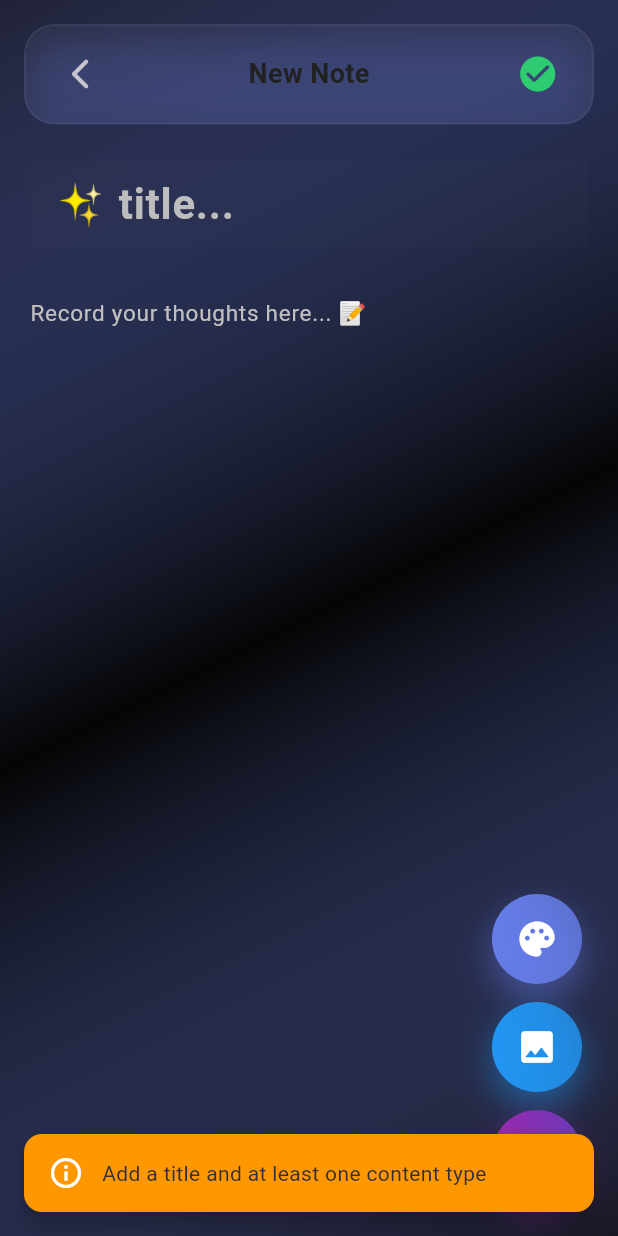
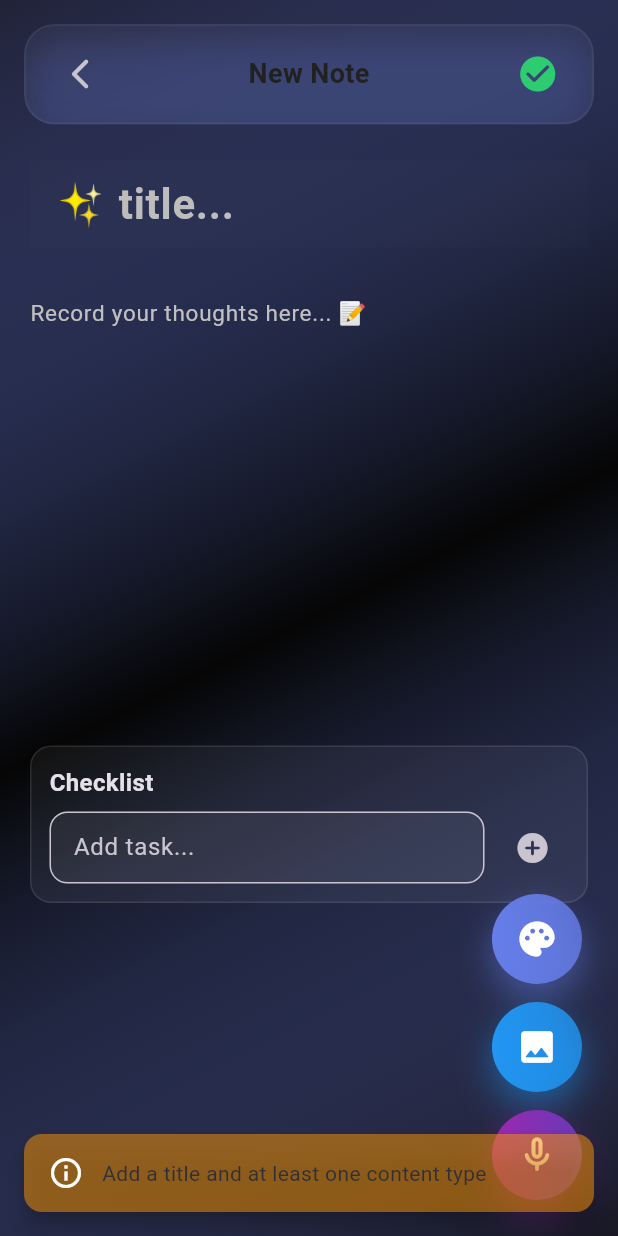
Before and after one commit to moaz-nassef/memory_notes, a Flutter app: the AddNoteScreen screen opened by its route, after a tap on the "check circle" icon, on a phone screen of 412 x 824 dp. Run offline on Flutter 3.47's test engine with Material 3 defaults, Android fonts, the phone set to English and light mode, and no system bars; our stand-ins replace audioplayers, hive, hive_flutter, image_picker, permission_handler; missing offline and left inert: record; accounts and stored records are empty; generated files the repository leaves out were written again.

Commit message:
check list add widget

```diff
--- a/lib/main.dart
+++ b/lib/main.dart
@@ -2,7 +2,7 @@ import 'package:flutter/material.dart';
 import 'package:hive/hive.dart';
 import 'package:hive_flutter/adapters.dart';
 import 'package:memory_notes/app_router.dart';
-import 'package:memory_notes/models/note_model.dart';
+import 'package:memory_notes/models/Note_Model.dart';
 
 void main() async {
   WidgetsFlutterBinding.ensureInitialized();
--- a/lib/models/Note_Model.dart
+++ b/lib/models/Note_Model.dart
@@ -1,7 +1,7 @@
 import 'task_model.dart';
 import 'package:hive/hive.dart';
 
-part 'note_model.g.dart';
+part  'Note_Model.g.dart';
 
 enum NoteType { text, image, audio, checklist, mixed }
 
@@ -84,7 +84,13 @@ class NoteModel extends HiveObject {
       createdAt: createdAt ?? this.createdAt,
       color: color ?? this.color,
       audioDurationMs: audioDurationMs ?? this.audioDurationMs,
-      checklist: checklist ?? this.checklist,
+
+      checklist:
+          checklist != null
+              ? checklist
+                  .map((e) => TaskModel(title: e['title'], isDone: e['isDone']))
+                  .toList()
+              : this.checklist,
     );
   }
 }
--- a/lib/views/home/Home_page_notesView.dart
+++ b/lib/views/home/Home_page_notesView.dart
@@ -3,7 +3,7 @@ import 'package:hive/hive.dart';
 import 'package:hive_flutter/adapters.dart';
 import 'package:memory_notes/app_router.dart';
 import 'package:memory_notes/manager/audio_recorder_file_helper.dart';
-import 'package:memory_notes/models/note_model.dart';
+import 'package:memory_notes/models/Note_Model.dart';
 import 'package:memory_notes/views/home/Header.dart';
 import 'package:memory_notes/views/home/note_card.dart';
 import 'package:memory_notes/views/presentation/add_note/add_note_screen.dart';
--- a/lib/views/home/note_card.dart
+++ b/lib/views/home/note_card.dart
@@ -1,5 +1,5 @@
 import 'package:flutter/material.dart';
-import 'package:memory_notes/models/note_model.dart';
+import 'package:memory_notes/models/Note_Model.dart';
 import 'package:memory_notes/views/presentation/checList/build_Checklist_widget.dart';
 import 'package:memory_notes/views/presentation/common/audio/Audio%20Player%20Widget.dart';
 import 'package:memory_notes/views/presentation/common/image/widget%20image.dart';
--- a/lib/views/presentation/add_note/add_note_screen.dart
+++ b/lib/views/presentation/add_note/add_note_screen.dart
@@ -4,7 +4,8 @@ import 'dart:io';
 import 'package:flutter/material.dart';
 import 'package:memory_notes/manager/audio_recorder_controller.dart';
 import 'package:memory_notes/manager/audio_recorder_file_helper.dart';
-import 'package:memory_notes/models/note_model.dart';
+import 'package:memory_notes/models/Note_Model.dart';
+import 'package:memory_notes/models/task_model.dart';
 import 'package:memory_notes/views/presentation/add_note/top_Bar_AddNote.dart';
 import 'package:memory_notes/views/presentation/common/audio/Audio%20Player%20Widget.dart';
 import 'package:memory_notes/views/presentation/common/audio/buildVoiceOverlay.dart';
@@ -26,12 +27,14 @@ class _AddNoteScreenState extends State<AddNoteScreen>
     with TickerProviderStateMixin {
   final _titleController = TextEditingController();
   final _textController = TextEditingController();
+  final _taskController = TextEditingController();
 
   late final AudioRecorderController _audioRecorderController;
   StreamSubscription<double>? _amplitudeSub;
   StreamSubscription<int>? _durationSub;
 
   List<String> selectedImagePaths = [];
+  List<TaskModel> checklistItems = [];
   bool hasAudio = false;
   String? recordedAudioPath;
   int? recordedAudioDurationMs;
@@ -55,14 +58,15 @@ class _AddNoteScreenState extends State<AddNoteScreen>
     String? text,
     List<String>? imagePaths,
     String? audioPath,
+    List<TaskModel>? checklist,
   }) {
-    if (title.trim().isEmpty) return false;
-
+    final hasTitle = title.trim().isNotEmpty;
     final hasText = text != null && text.trim().isNotEmpty;
     final hasImage = imagePaths != null && imagePaths.isNotEmpty;
     final hasAudio = audioPath != null;
+    final hasChecklist = checklist != null && checklist.isNotEmpty;
 
-    return hasText || hasImage || hasAudio;
+    return hasTitle || hasText || hasImage || hasAudio || hasChecklist;
   }
 
   final List<Map<String, dynamic>> noteColors = const [
@@ -95,6 +99,7 @@ class _AddNoteScreenState extends State<AddNoteScreen>
       recordedAudioPath = note.audioPath;
       hasAudio = note.audioPath != null;
       selectedColor = Color(note.color);
+      checklistItems = List<TaskModel>.from(note.checklist ?? []);
     }
   }
 
@@ -106,6 +111,7 @@ class _AddNoteScreenState extends State<AddNoteScreen>
     _pulseController.dispose();
     _titleController.dispose();
     _textController.dispose();
+    _taskController.dispose();
     super.dispose();
   }
 
@@ -221,10 +227,14 @@ class _AddNoteScreenState extends State<AddNoteScreen>
       text: _textController.text,
       imagePaths: selectedImagePaths.isEmpty ? null : selectedImagePaths,
       audioPath: recordedAudioPath,
+      checklist: checklistItems.isEmpty ? null : checklistItems,
     );
 
     if (!isValid) {
-      _showSnackBar('Add a title and at least one content type', Colors.orange);
+      _showSnackBar(
+        'Add a title and at least one content type',
+        Colors.orange.withOpacity(.5),
+      );
       return;
     }
 
@@ -238,11 +248,113 @@ class _AddNoteScreenState extends State<AddNoteScreen>
           selectedImagePaths.isEmpty ? null : List.from(selectedImagePaths),
       audioPath: recordedAudioPath,
       audioDurationMs: recordedAudioDurationMs,
+      checklist:
+          checklistItems.isEmpty ? null : List<TaskModel>.from(checklistItems),
       createdAt: widget.initialNote?.createdAt ?? DateTime.now(),
       color: selectedColor.toARGB32(),
     );
 
     Navigator.pop(context, note);
+  }
+
+  void _addTask() {
+    final taskTitle = _taskController.text.trim();
+    if (taskTitle.isEmpty) return;
+
+    setState(() {
+      checklistItems = List<TaskModel>.from(checklistItems)
+        ..add(TaskModel(title: taskTitle));
+      _taskController.clear();
+    });
+  }
+
+  void _toggleTask(int index, bool? value) {
+    if (index < 0 || index >= checklistItems.length) return;
+    setState(() {
+      checklistItems = List<TaskModel>.from(checklistItems);
+      checklistItems[index].isDone = value ?? false;
+    });
+  }
+
+  void _removeTask(int index) {
+    if (index < 0 || index >= checklistItems.length) return;
+    setState(() {
+      checklistItems = List<TaskModel>.from(checklistItems)..removeAt(index);
+    });
+  }
+
+  Widget _buildChecklistEditor() {
+    return Container(
+      margin: const EdgeInsets.only(top: 12),
+      padding: const EdgeInsets.all(12),
+      decoration: BoxDecoration(
+        color: Colors.white.withOpacity(0.05),
+        borderRadius: BorderRadius.circular(14),
+        border: Border.all(color: Colors.white.withOpacity(0.1)),
+      ),
+      child: Column(
+        crossAxisAlignment: CrossAxisAlignment.start,
+        children: [
+          const Text(
+            'Checklist',
+            style: TextStyle(fontSize: 16, fontWeight: FontWeight.w700),
+          ),
+          const SizedBox(height: 8),
+          Row(
+            children: [
+              Expanded(
+                child: TextField(
+                  controller: _taskController,
+                  onSubmitted: (_) => _addTask(),
+                  decoration: InputDecoration(
+                    hintText: 'Add task...',
+                    filled: true,
+                    fillColor: Colors.white.withOpacity(0.06),
+                    border: OutlineInputBorder(
+                      borderRadius: BorderRadius.circular(12),
+                    ),
+                    contentPadding: const EdgeInsets.symmetric(
+                      horizontal: 12,
+                      vertical: 10,
+                    ),
+                  ),
+                ),
+              ),
+              const SizedBox(width: 8),
+              IconButton(
+                onPressed: _addTask,
+                icon: const Icon(Icons.add_circle_rounded),
+              ),
+            ],
+          ),
+          if (checklistItems.isNotEmpty) const SizedBox(height: 10),
+          ...List.generate(checklistItems.length, (index) {
+            final item = checklistItems[index];
+            return Row(
+              children: [
+                Checkbox(
+                  value: item.isDone,
+                  onChanged: (value) => _toggleTask(index, value),
+                ),
+                Expanded(
+                  child: Text(
+                    item.title,
+                    style: TextStyle(
+                      decoration:
+                          item.isDone ? TextDecoration.lineThrough : null,
+                    ),
+                  ),
+                ),
+                IconButton(
+                  onPressed: () => _removeTask(index),
+                  icon: const Icon(Icons.close_rounded, size: 18),
+                ),
+              ],
+            );
+          }),
+        ],
+      ),
+    );
   }
 
   void _showSnackBar(String message, Color color) {
@@ -310,6 +422,7 @@ class _AddNoteScreenState extends State<AddNoteScreen>
     return Scaffold(
       body: Stack(
         children: [
+          // Background gradient
           Container(
             decoration: BoxDecoration(
               gradient: LinearGradient(
@@ -338,8 +451,10 @@ class _AddNoteScreenState extends State<AddNoteScreen>
                       crossAxisAlignment: CrossAxisAlignment.start,
                       children: [
                         const SizedBox(height: 8),
+                        // Title field
                         NoteTitleField(controller: _titleController),
                         const SizedBox(height: 16),
+                        // image preview
                         if (selectedImagePaths.isNotEmpty)
                           NoteImagesSlideshow(
                             images: selectedImagePaths,
@@ -356,7 +471,9 @@ class _AddNoteScreenState extends State<AddNoteScreen>
                               }
                             },
                           ),
+
                         NoteTextField(controller: _textController),
+                        _buildChecklistEditor(),
                         if (hasAudio) _buildAudioPreviewCard(),
                         const SizedBox(height: 100),
                       ],
--- a/lib/views/presentation/checList/build_Checklist_widget.dart
+++ b/lib/views/presentation/checList/build_Checklist_widget.dart
@@ -1,5 +1,5 @@
 import 'package:flutter/material.dart';
-import 'package:memory_notes/models/note_model.dart';
+import 'package:memory_notes/models/Note_Model.dart';
 
 class ChecklistPreview extends StatefulWidget {
   final NoteModel note;
--- a/lib/views/presentation/common/audio/Audio Player Widget.dart
+++ b/lib/views/presentation/common/audio/Audio Player Widget.dart
@@ -1,5 +1,5 @@
 import 'package:flutter/material.dart';
-import 'package:memory_notes/models/note_model.dart';
+import 'package:memory_notes/models/Note_Model.dart';
 import 'package:audioplayers/audioplayers.dart';
 
 class AudioPlayerWidget extends StatefulWidget {
--- a/lib/views/presentation/common/image/widget image.dart
+++ b/lib/views/presentation/common/image/widget image.dart
@@ -1,5 +1,5 @@
 import 'package:flutter/material.dart';
-import 'package:memory_notes/models/note_model.dart';
+import 'package:memory_notes/models/Note_Model.dart';
 import 'package:memory_notes/views/presentation/common/image/note_image_preview.dart';
 
 class customImage extends StatelessWidget {
```
Also changed, not shown: lib/views/presentation/common/build_Floating_Button.dart (+65 -0 lines), lib/models/note_model.g.dart.
